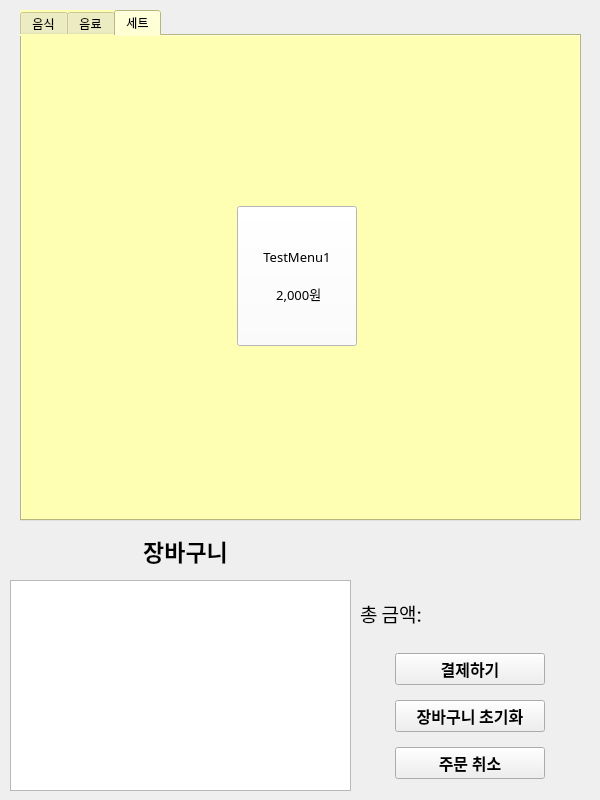
kkilme/KMU_Kisok, file KookminKiosk.ui: the form before one commit.
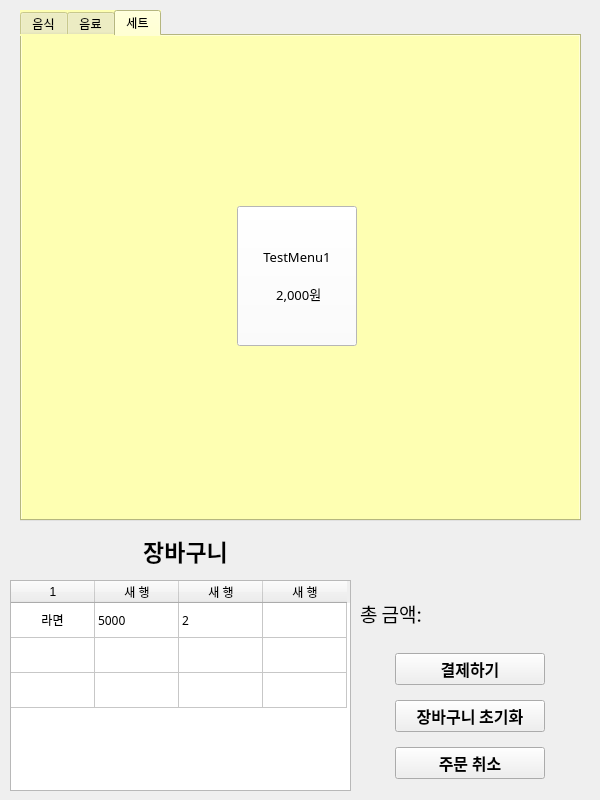
The form after the commit.

```diff
--- a/KookminKiosk.ui
+++ b/KookminKiosk.ui
@@ -384,6 +384,70 @@
         <height>211</height>
        </rect>
       </property>
+      <property name="editTriggers">
+       <set>QAbstractItemView::NoEditTriggers</set>
+      </property>
+      <property name="rowCount">
+       <number>3</number>
+      </property>
+      <attribute name="horizontalHeaderVisible">
+       <bool>true</bool>
+      </attribute>
+      <attribute name="horizontalHeaderDefaultSectionSize">
+       <number>84</number>
+      </attribute>
+      <attribute name="verticalHeaderVisible">
+       <bool>false</bool>
+      </attribute>
+      <attribute name="verticalHeaderDefaultSectionSize">
+       <number>35</number>
+      </attribute>
+      <row/>
+      <row/>
+      <row/>
+      <column>
+       <property name="text">
+        <string>1</string>
+       </property>
+      </column>
+      <column>
+       <property name="text">
+        <string>새 행</string>
+       </property>
+      </column>
+      <column>
+       <property name="text">
+        <string>새 행</string>
+       </property>
+      </column>
+      <column>
+       <property name="text">
+        <string>새 행</string>
+       </property>
+      </column>
+      <item row="0" column="0">
+       <property name="text">
+        <string>라면</string>
+       </property>
+       <property name="textAlignment">
+        <set>AlignCenter</set>
+       </property>
+      </item>
+      <item row="0" column="1">
+       <property name="text">
+        <string>5000</string>
+       </property>
+      </item>
+      <item row="0" column="2">
+       <property name="text">
+        <string>2</string>
+       </property>
+      </item>
+      <item row="0" column="3">
+       <property name="text">
+        <string/>
+       </property>
+      </item>
      </widget>
      <widget class="QLabel" name="label">
       <property name="geometry">
```
